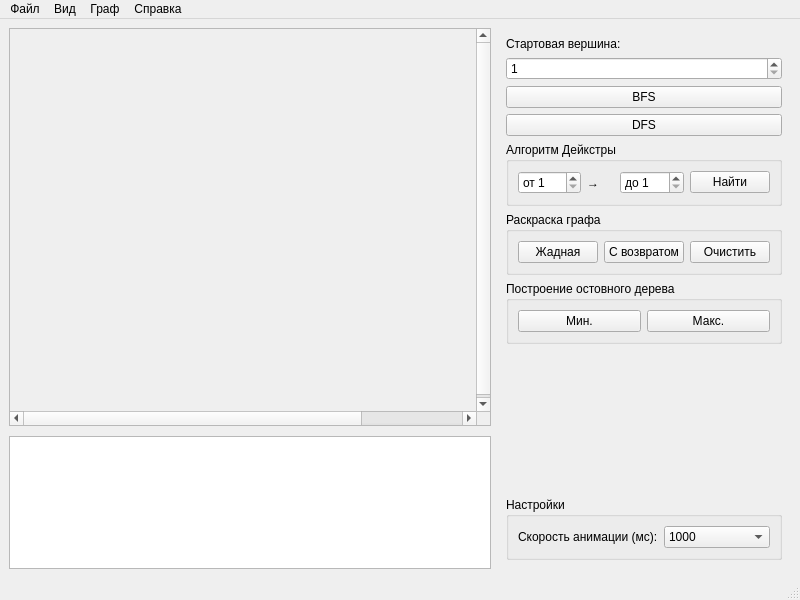
bogomollov/qt-graph-discrete-math, file mainwindow.ui: the form before one commit.
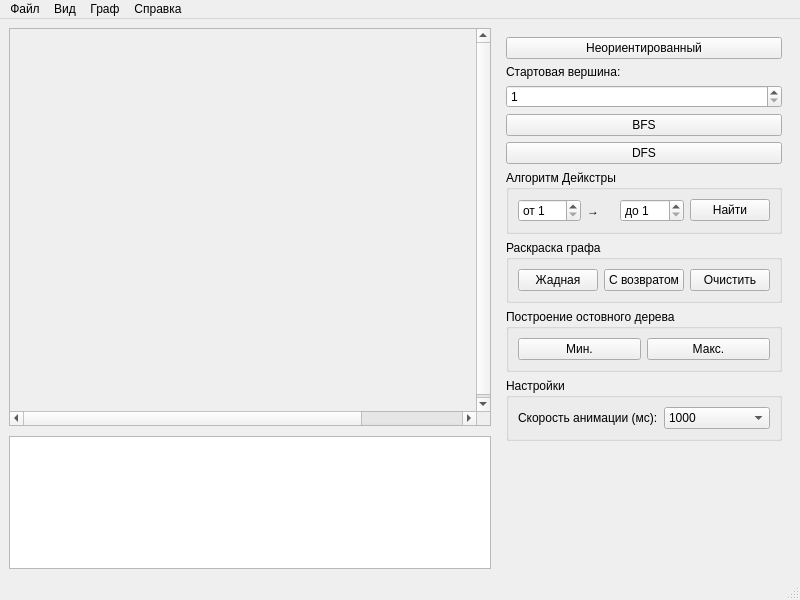
The form after the commit.

Commit message: feat: add directed/undirected graph mode toggle

The edit to the form file:
```diff
--- a/mainwindow.ui
+++ b/mainwindow.ui
@@ -61,71 +61,7 @@
     <item row="0" column="1">
      <widget class="QWidget" name="rightPanel" native="true">
       <layout class="QGridLayout" name="gridLayout">
-       <item row="3" column="0">
-        <widget class="QPushButton" name="dfsButton">
-         <property name="text">
-          <string>DFS</string>
-         </property>
-        </widget>
-       </item>
-       
-        <item row="8" column="0">
-            <widget class="QGroupBox" name="groupBoxSettings">
-            <property name="title">
-            <string>Настройки</string>
-            </property>
-            <property name="flat">
-            <bool>true</bool>
-            </property>
-            <layout class="QHBoxLayout" name="horizontalLayoutSettings">
-            <item>
-            <widget class="QLabel" name="labelAnimationSpeed">
-                <property name="text">
-                <string>Скорость анимации (мс):</string>
-                </property>
-            </widget>
-            </item>
-            <item>
-            <widget class="QComboBox" name="animationSpeedCombo">
-                <item>
-                <property name="text">
-                <string>1000</string>
-                </property>
-                </item>
-                <item>
-                <property name="text">
-                <string>800</string>
-                </property>
-                </item>
-                <item>
-                <property name="text">
-                <string>600</string>
-                </property>
-                </item>
-                <item>
-                <property name="text">
-                <string>400</string>
-                </property>
-                </item>
-                <item>
-                <property name="text">
-                <string>200</string>
-                </property>
-                </item>
-            </widget>
-            </item>
-            </layout>
-            </widget>
-        </item>
-
-       <item row="1" column="0">
-        <widget class="QSpinBox" name="startVertexSpin">
-         <property name="minimum">
-          <number>1</number>
-         </property>
-        </widget>
-       </item>
-       <item row="6" column="0">
+       <item row="7" column="0">
         <widget class="QGroupBox" name="groupBoxSpanningTree">
          <property name="title">
           <string>Построение остовного дерева</string>
@@ -151,47 +87,76 @@
          </layout>
         </widget>
        </item>
-       <item row="5" column="0">
-        <widget class="QGroupBox" name="groupBoxColoring">
+       <item row="4" column="0">
+        <widget class="QPushButton" name="dfsButton">
+         <property name="text">
+          <string>DFS</string>
+         </property>
+        </widget>
+       </item>
+       <item row="9" column="0">
+        <widget class="QGroupBox" name="groupBoxSettings">
          <property name="title">
-          <string>Раскраска графа</string>
+          <string>Настройки</string>
          </property>
          <property name="flat">
           <bool>true</bool>
          </property>
-         <layout class="QHBoxLayout" name="horizontalLayoutColoring">
+         <layout class="QHBoxLayout" name="horizontalLayoutSettings">
           <item>
-           <widget class="QPushButton" name="greedyColoringButton">
+           <widget class="QLabel" name="labelAnimationSpeed">
             <property name="text">
-             <string>Жадная</string>
+             <string>Скорость анимации (мс):</string>
             </property>
            </widget>
           </item>
           <item>
-           <widget class="QPushButton" name="backtrackingColoringButton">
-            <property name="text">
-             <string>С возвратом</string>
-            </property>
-           </widget>
-          </item>
-          <item>
-           <widget class="QPushButton" name="clearColoringButton">
-            <property name="text">
-             <string>Очистить</string>
-            </property>
+           <widget class="QComboBox" name="animationSpeedCombo">
+            <item>
+             <property name="text">
+              <string>1000</string>
+             </property>
+            </item>
+            <item>
+             <property name="text">
+              <string>800</string>
+             </property>
+            </item>
+            <item>
+             <property name="text">
+              <string>600</string>
+             </property>
+            </item>
+            <item>
+             <property name="text">
+              <string>400</string>
+             </property>
+            </item>
+            <item>
+             <property name="text">
+              <string>200</string>
+             </property>
+            </item>
            </widget>
           </item>
          </layout>
         </widget>
        </item>
-       <item row="2" column="0">
+       <item row="3" column="0">
         <widget class="QPushButton" name="bfsButton">
          <property name="text">
           <string>BFS</string>
          </property>
         </widget>
        </item>
-       <item row="4" column="0">
+       <item row="2" column="0">
+        <widget class="QSpinBox" name="startVertexSpin">
+         <property name="minimum">
+          <number>1</number>
+         </property>
+        </widget>
+       </item>
+       <item row="5" column="0">
         <widget class="QGroupBox" name="groupBoxDijkstra">
          <property name="title">
           <string>Алгоритм Дейкстры</string>
@@ -243,14 +208,7 @@
          </layout>
         </widget>
        </item>
-       <item row="0" column="0">
-        <widget class="QLabel" name="label">
-         <property name="text">
-          <string>Стартовая вершина:</string>
-         </property>
-        </widget>
-       </item>
-       <item row="7" column="0">
+       <item row="10" column="0">
         <spacer name="verticalSpacer">
          <property name="orientation">
           <enum>Qt::Orientation::Vertical</enum>
@@ -263,6 +221,59 @@
          </property>
         </spacer>
        </item>
+       <item row="6" column="0">
+        <widget class="QGroupBox" name="groupBoxColoring">
+         <property name="title">
+          <string>Раскраска графа</string>
+         </property>
+         <property name="flat">
+          <bool>true</bool>
+         </property>
+         <layout class="QHBoxLayout" name="horizontalLayoutColoring">
+          <item>
+           <widget class="QPushButton" name="greedyColoringButton">
+            <property name="text">
+             <string>Жадная</string>
+            </property>
+           </widget>
+          </item>
+          <item>
+           <widget class="QPushButton" name="backtrackingColoringButton">
+            <property name="text">
+             <string>С возвратом</string>
+            </property>
+           </widget>
+          </item>
+          <item>
+           <widget class="QPushButton" name="clearColoringButton">
+            <property name="text">
+             <string>Очистить</string>
+            </property>
+           </widget>
+          </item>
+         </layout>
+        </widget>
+       </item>
+       <item row="1" column="0">
+        <widget class="QLabel" name="label">
+         <property name="text">
+          <string>Стартовая вершина:</string>
+         </property>
+        </widget>
+       </item>
+       <item row="0" column="0">
+        <widget class="QPushButton" name="directedToggleButton">
+         <property name="text">
+          <string>Неориентированный</string>
+         </property>
+         <property name="checkable">
+          <bool>true</bool>
+         </property>
+         <property name="checked">
+          <bool>false</bool>
+         </property>
+        </widget>
+       </item>
       </layout>
      </widget>
     </item>
```
Left out of the diff: 2 changed lines with no effect on the pictures.
